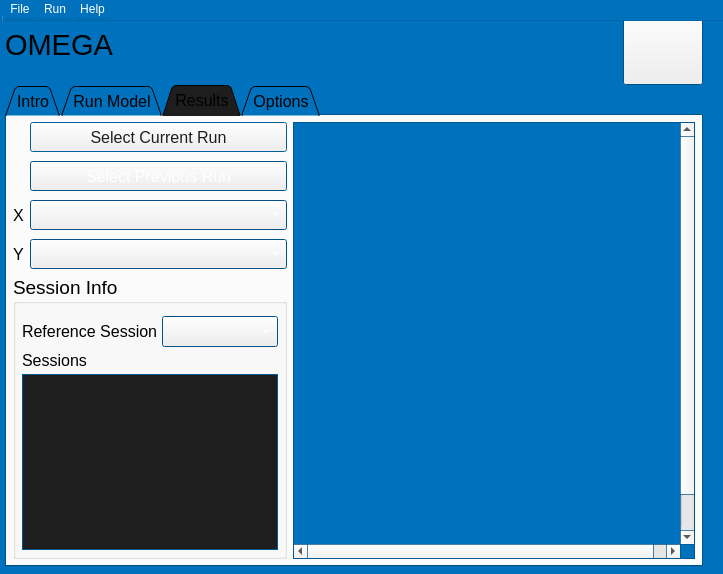
johnathanvic/EPA_OMEGA_Model, file omega_gui/elements/omega_gui_qt.ui: the form before one commit.
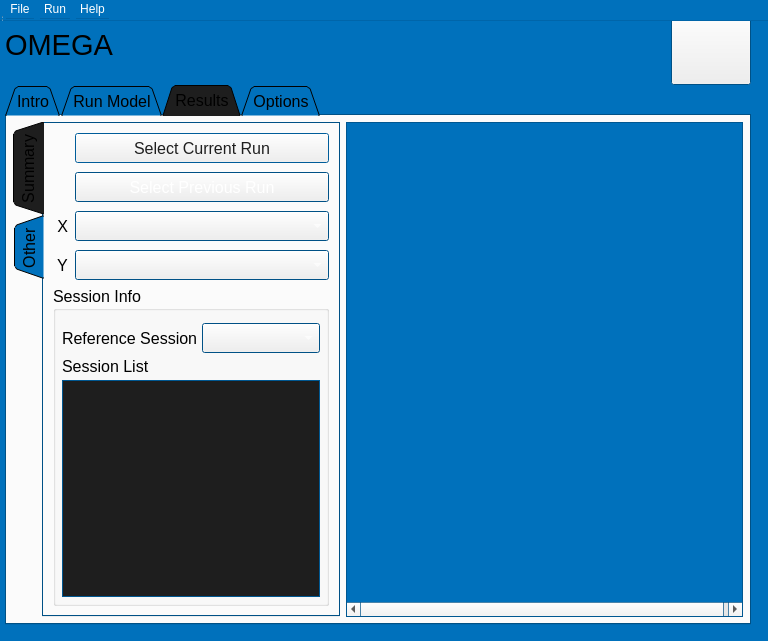
The form after the commit. Custom widgets are drawn as their Qt base class.

Commit message: sub-tabs for different plot modes...

The edit to the form file:
```diff
--- a/omega_gui/elements/omega_gui_qt.ui
+++ b/omega_gui/elements/omega_gui_qt.ui
@@ -6,8 +6,8 @@
    <rect>
     <x>0</x>
     <y>0</y>
-    <width>723</width>
-    <height>574</height>
+    <width>768</width>
+    <height>641</height>
    </rect>
   </property>
   <property name="sizePolicy">
@@ -127,8 +127,8 @@
     <rect>
      <x>0</x>
      <y>0</y>
-     <width>708</width>
-     <height>572</height>
+     <width>756</width>
+     <height>630</height>
     </rect>
    </property>
    <layout class="QVBoxLayout" name="verticalLayout_3">
@@ -715,7 +715,32 @@
          <number>6</number>
         </property>
         <item row="0" column="0">
-         <layout class="QGridLayout" name="gridLayout">
+         <widget class="QTabWidget" name="plotmode_select">
+          <property name="maximumSize">
+           <size>
+            <width>500</width>
+            <height>16777215</height>
+           </size>
+          </property>
+          <property name="tabPosition">
+           <enum>QTabWidget::West</enum>
+          </property>
+          <property name="tabShape">
+           <enum>QTabWidget::Triangular</enum>
+          </property>
+          <property name="currentIndex">
+           <number>0</number>
+          </property>
+          <property name="usesScrollButtons">
+           <bool>false</bool>
+          </property>
+          <widget class="QWidget" name="summary_plot_tab">
+           <attribute name="title">
+            <string>Summary</string>
+           </attribute>
+           <layout class="QVBoxLayout" name="verticalLayout_6">
+            <item>
+             <layout class="QGridLayout" name="gridLayout_4">
           <property name="horizontalSpacing">
            <number>6</number>
           </property>
@@ -731,55 +756,7 @@
              </size>
             </property>
             <property name="text">
-             <string>X</string>
-            </property>
-           </widget>
-          </item>
-          <item row="3" column="1">
-           <widget class="QComboBox" name="comboBox_y">
-            <property name="minimumSize">
-             <size>
-              <width>0</width>
-              <height>30</height>
-             </size>
-            </property>
-            <property name="placeholderText">
-             <string/>
-            </property>
-           </widget>
-          </item>
-          <item row="3" column="0">
-           <widget class="QLabel" name="y_label">
-            <property name="sizePolicy">
-             <sizepolicy hsizetype="Fixed" vsizetype="Preferred">
-              <horstretch>0</horstretch>
-              <verstretch>0</verstretch>
-             </sizepolicy>
-            </property>
-            <property name="minimumSize">
-             <size>
-              <width>0</width>
-              <height>22</height>
-             </size>
-            </property>
-            <property name="text">
-             <string>Y</string>
-            </property>
-           </widget>
-          </item>
-          <item row="2" column="1">
-           <widget class="QComboBox" name="comboBox_x">
-            <property name="minimumSize">
-             <size>
-              <width>0</width>
-              <height>30</height>
-             </size>
-            </property>
-            <property name="placeholderText">
-             <string/>
-            </property>
-            <property name="frame">
-             <bool>true</bool>
+                 <string> X</string>
             </property>
            </widget>
           </item>
@@ -843,9 +820,73 @@
             </property>
            </widget>
           </item>
-         </layout>
-        </item>
-        <item row="1" column="0">
+              <item row="3" column="0">
+               <widget class="QLabel" name="y_label">
+                <property name="sizePolicy">
+                 <sizepolicy hsizetype="Fixed" vsizetype="Preferred">
+                  <horstretch>0</horstretch>
+                  <verstretch>0</verstretch>
+                 </sizepolicy>
+                </property>
+                <property name="minimumSize">
+                 <size>
+                  <width>0</width>
+                  <height>22</height>
+                 </size>
+                </property>
+                <property name="text">
+                 <string> Y</string>
+                </property>
+               </widget>
+              </item>
+              <item row="2" column="1">
+               <widget class="QComboBox" name="comboBox_x">
+                <property name="minimumSize">
+                 <size>
+                  <width>0</width>
+                  <height>30</height>
+                 </size>
+                </property>
+                <property name="font">
+                 <font>
+                  <family>Arial</family>
+                  <pointsize>12</pointsize>
+                  <weight>50</weight>
+                  <bold>false</bold>
+                 </font>
+                </property>
+                <property name="placeholderText">
+                 <string/>
+                </property>
+                <property name="frame">
+                 <bool>true</bool>
+                </property>
+               </widget>
+              </item>
+              <item row="3" column="1">
+               <widget class="QComboBox" name="comboBox_y">
+                <property name="minimumSize">
+                 <size>
+                  <width>0</width>
+                  <height>30</height>
+                 </size>
+                </property>
+                <property name="font">
+                 <font>
+                  <family>Arial</family>
+                  <pointsize>12</pointsize>
+                  <weight>50</weight>
+                  <bold>false</bold>
+                 </font>
+                </property>
+                <property name="placeholderText">
+                 <string/>
+                </property>
+               </widget>
+              </item>
+             </layout>
+            </item>
+            <item>
          <widget class="QGroupBox" name="session_groupbox">
           <property name="sizePolicy">
            <sizepolicy hsizetype="Preferred" vsizetype="MinimumExpanding">
@@ -856,7 +897,7 @@
           <property name="font">
            <font>
             <family>Arial</family>
-            <pointsize>14</pointsize>
+                <pointsize>12</pointsize>
             <weight>50</weight>
             <bold>false</bold>
            </font>
@@ -923,9 +964,17 @@
                <property name="minimumSize">
                 <size>
                  <width>0</width>
-                 <height>22</height>
-                </size>
-               </property>
+                     <height>30</height>
+                    </size>
+                   </property>
+                   <property name="font">
+                    <font>
+                     <family>Arial</family>
+                     <pointsize>12</pointsize>
+                     <weight>50</weight>
+                     <bold>false</bold>
+                    </font>
+                   </property>
               </widget>
              </item>
             </layout>
@@ -941,7 +990,7 @@
               </font>
              </property>
              <property name="text">
-              <string>Sessions</string>
+                  <string>Session List</string>
              </property>
             </widget>
            </item>
@@ -967,7 +1016,27 @@
           </layout>
          </widget>
         </item>
-        <item row="0" column="1" rowspan="2">
+           </layout>
+          </widget>
+          <widget class="QWidget" name="other_plot_tab">
+           <attribute name="title">
+            <string>Other</string>
+           </attribute>
+           <widget class="QWidget" name="gridLayoutWidget_3">
+            <property name="geometry">
+             <rect>
+              <x>0</x>
+              <y>0</y>
+              <width>296</width>
+              <height>246</height>
+             </rect>
+            </property>
+            <layout class="QGridLayout" name="gridLayout_6"/>
+           </widget>
+          </widget>
+         </widget>
+        </item>
+        <item row="0" column="1">
          <widget class="QScrollArea" name="plot_scroll">
           <property name="sizePolicy">
            <sizepolicy hsizetype="MinimumExpanding" vsizetype="Expanding">
@@ -1009,7 +1078,7 @@
            <property name="geometry">
             <rect>
              <x>0</x>
-             <y>-5</y>
+             <y>0</y>
              <width>400</width>
              <height>463</height>
             </rect>
```
Left out of the diff: 72 changed lines with no effect on the pictures. Lines whose indentation alone changed are shown as unchanged. The commit also changes 2 other files.
